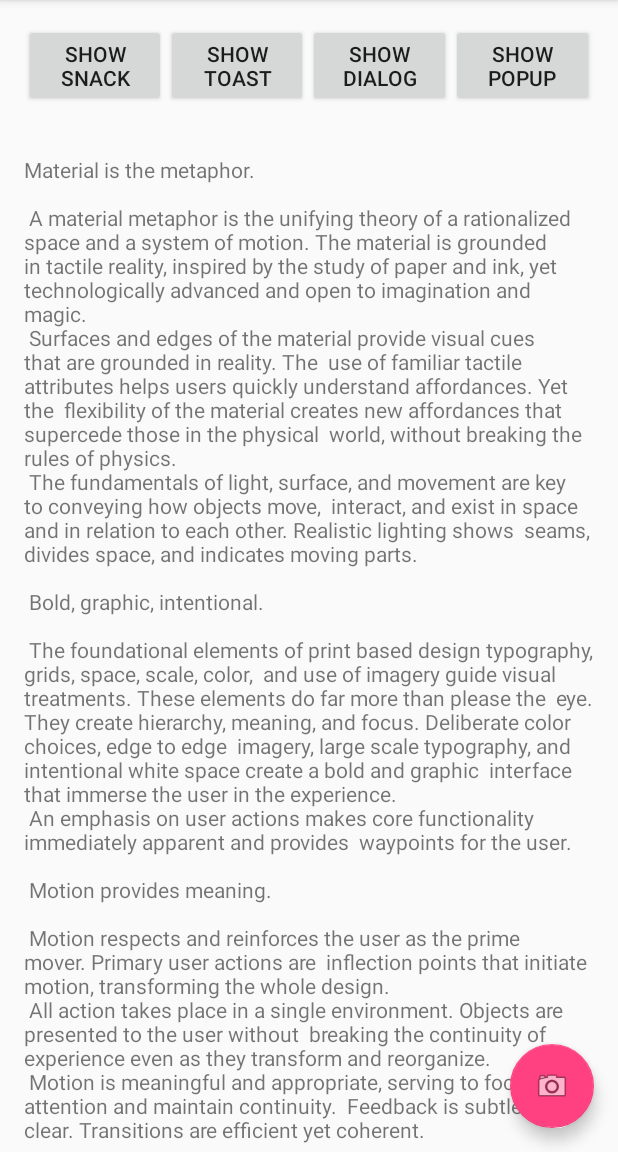
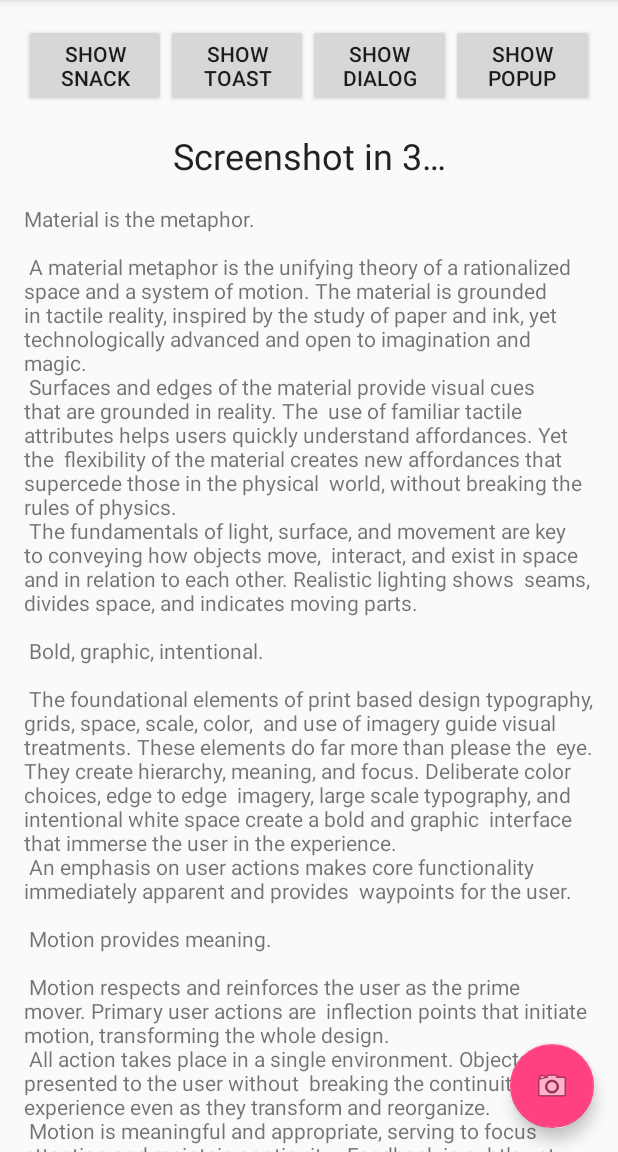
Before and after one commit to jraska/Falcon, an Android app: the screen it shows after launch (SampleActivity), after a tap on an icon or button, on a phone screen of 412 x 824 dp, the part 84-1236 px from its top. Run offline under Robolectric (Android 15) with nearby library versions, the phone set to English and light mode, and no system bars; our stand-ins replace ButterKnife.

Commit message:
Update sample with countdown screenshot to see windows hiding on focus change

```diff
--- a/falcon-sample/src/main/java/com/jraska/falcon/sample/SampleActivity.java
+++ b/falcon-sample/src/main/java/com/jraska/falcon/sample/SampleActivity.java
@@ -4,13 +4,17 @@ import android.content.Context;
 import android.content.DialogInterface;
 import android.os.Bundle;
 import android.os.Environment;
+import android.os.Looper;
 import android.support.design.widget.Snackbar;
 import android.support.v7.app.AlertDialog;
 import android.support.v7.app.AppCompatActivity;
 import android.support.v7.widget.ListPopupWindow;
 import android.support.v7.widget.Toolbar;
+import android.view.Menu;
+import android.view.MenuItem;
 import android.view.View;
 import android.widget.ArrayAdapter;
+import android.widget.TextView;
 import android.widget.Toast;
 import butterknife.Bind;
 import butterknife.ButterKnife;
@@ -22,12 +26,19 @@ import java.text.DateFormat;
 import java.text.SimpleDateFormat;
 import java.util.Date;
 import java.util.Locale;
+import java.util.concurrent.Executors;
+import java.util.concurrent.ScheduledExecutorService;
+import java.util.concurrent.TimeUnit;
 
 public class SampleActivity extends AppCompatActivity {
 
   //region Fields
 
   @Bind(R.id.toolbar) Toolbar _toolbar;
+  @Bind(R.id.countdown) TextView _countdownText;
+
+  private int _remainingSeconds;
+  private ScheduledExecutorService _executorService = Executors.newSingleThreadScheduledExecutor();
 
   //endregion
 
@@ -83,9 +94,55 @@ public class SampleActivity extends AppCompatActivity {
   }
 
   @OnClick(R.id.fab_screenshot)
+  public void startScreenshotCountDown() {
+    if (_remainingSeconds > 0) {
+      return;
+    }
+
+    _remainingSeconds = 3;
+    updateRemainingSeconds();
+
+    Runnable counterCommand = new Runnable() {
+      @Override public void run() {
+        if (Looper.getMainLooper() != Looper.myLooper()) {
+          runOnUiThread(this);
+          return;
+        }
+
+        _remainingSeconds--;
+        updateRemainingSeconds();
+
+        if (_remainingSeconds > 0) {
+          scheduleInSecond(this);
+        } else {
+          // post to see update of screen before screenshot freezes screen
+          _countdownText.post(new Runnable() {
+            @Override public void run() {
+              takeScreenshot();
+            }
+          });
+        }
+      }
+    };
+
+    scheduleInSecond(counterCommand);
+  }
+
+  private void scheduleInSecond(Runnable command) {
+    _executorService.schedule(command, 1, TimeUnit.SECONDS);
+  }
+
+  private void updateRemainingSeconds() {
+    if (_remainingSeconds <= 0) {
+      _countdownText.setVisibility(View.GONE);
+    } else {
+      _countdownText.setVisibility(View.VISIBLE);
+      String countDownText = getString(R.string.screenshot_in, _remainingSeconds);
+      _countdownText.setText(countDownText);
+    }
+  }
+
   public void takeScreenshot() {
-
-    // We are not in Unit test sot teh app
     File screenshotFile = getScreenshotFile();
 
     Falcon.takeScreenshot(this, screenshotFile);
--- a/falcon-sample/src/main/res/layout/content_sample.xml
+++ b/falcon-sample/src/main/res/layout/content_sample.xml
@@ -12,7 +12,6 @@
         android:layout_width="match_parent"
         android:layout_height="match_parent"
         android:orientation="vertical">
-
 
         <LinearLayout
             android:layout_width="match_parent"
@@ -50,6 +49,16 @@
                 android:text="@string/show_popup" />
         </LinearLayout>
 
+        <TextView
+            android:id="@+id/countdown"
+            android:layout_width="match_parent"
+            android:layout_height="wrap_content"
+            android:visibility="gone"
+            tools:visibility="visible"
+            android:textColor="@color/mainText"
+            android:textSize="@dimen/text_main"
+            android:gravity="center"
+            tools:text="Screenshot in 3"/>
 
         <TextView
             android:layout_width="wrap_content"
--- a/falcon-sample/src/main/res/values/colors.xml
+++ b/falcon-sample/src/main/res/values/colors.xml
@@ -3,4 +3,5 @@
     <color name="colorPrimary">#3F51B5</color>
     <color name="colorPrimaryDark">#303F9F</color>
     <color name="colorAccent">#FF4081</color>
+    <color name="mainText">#222222</color>
 </resources>
--- a/falcon-sample/src/main/res/values/dimens.xml
+++ b/falcon-sample/src/main/res/values/dimens.xml
@@ -1,4 +1,5 @@
 <resources>
     <dimen name="fab_margin">16dp</dimen>
     <dimen name="text_margin">16dp</dimen>
+    <dimen name="text_main">24sp</dimen>
 </resources>
--- a/falcon-sample/src/main/res/values/strings.xml
+++ b/falcon-sample/src/main/res/values/strings.xml
@@ -93,4 +93,5 @@
     <string name="show_toast">Show Toast</string>
     <string name="show_dialog">Show Dialog</string>
     <string name="show_popup">Show popup</string>
+    <string name="screenshot_in">"Screenshot in %d…"</string>
 </resources>
```
